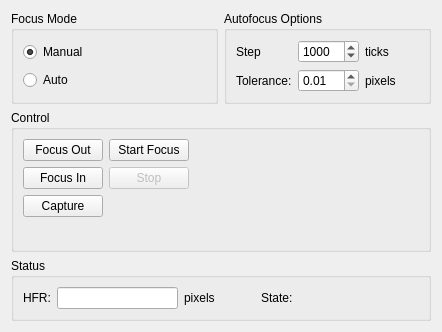
Above: kstars/ekos/focus.ui from KDE/kstars before the change. Below: the same form after it.
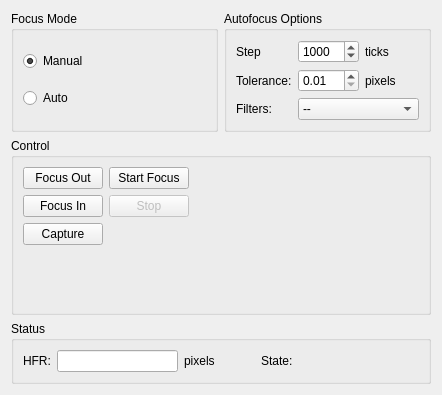
That is the form after the change.

Commit message: Adding option to select processing filter before image capture. UI improvements

Diff of the .ui file:
```diff
--- a/kstars/ekos/focus.ui
+++ b/kstars/ekos/focus.ui
@@ -7,7 +7,7 @@
     <x>0</x>
     <y>0</y>
     <width>442</width>
-    <height>332</height>
+    <height>395</height>
    </rect>
   </property>
   <property name="windowTitle">
@@ -15,7 +15,7 @@
   </property>
   <layout class="QVBoxLayout" name="verticalLayout_5">
    <item>
-    <layout class="QHBoxLayout" name="horizontalLayout_5">
+    <layout class="QHBoxLayout" name="horizontalLayout">
      <item>
       <widget class="QGroupBox" name="groupBox">
        <property name="title">
@@ -50,8 +50,8 @@
        <property name="title">
         <string>Autofocus Options</string>
        </property>
-       <layout class="QHBoxLayout" name="horizontalLayout">
-        <item>
+       <layout class="QGridLayout" name="gridLayout">
+        <item row="0" column="0">
          <layout class="QVBoxLayout" name="verticalLayout_2">
           <item>
            <widget class="QLabel" name="label">
@@ -72,7 +72,7 @@
           </item>
          </layout>
         </item>
-        <item>
+        <item row="0" column="1">
          <layout class="QVBoxLayout" name="verticalLayout_6">
           <item>
            <widget class="QSpinBox" name="stepIN">
@@ -108,7 +108,7 @@
           </item>
          </layout>
         </item>
-        <item>
+        <item row="0" column="2">
          <layout class="QVBoxLayout" name="verticalLayout_7">
           <item>
            <widget class="QLabel" name="label_3">
@@ -126,6 +126,35 @@
           </item>
          </layout>
         </item>
+        <item row="1" column="0">
+         <widget class="QLabel" name="label_8">
+          <property name="toolTip">
+           <string>Apply filter to image after capture to enhance it</string>
+          </property>
+          <property name="text">
+           <string>Filters:</string>
+          </property>
+         </widget>
+        </item>
+        <item row="1" column="1" colspan="2">
+         <widget class="QComboBox" name="filterCombo">
+          <item>
+           <property name="text">
+            <string>--</string>
+           </property>
+          </item>
+          <item>
+           <property name="text">
+            <string>Low Pass</string>
+           </property>
+          </item>
+          <item>
+           <property name="text">
+            <string>Equalize</string>
+           </property>
+          </item>
+         </widget>
+        </item>
        </layout>
       </widget>
      </item>
```
The commit also changes 11 other files.
